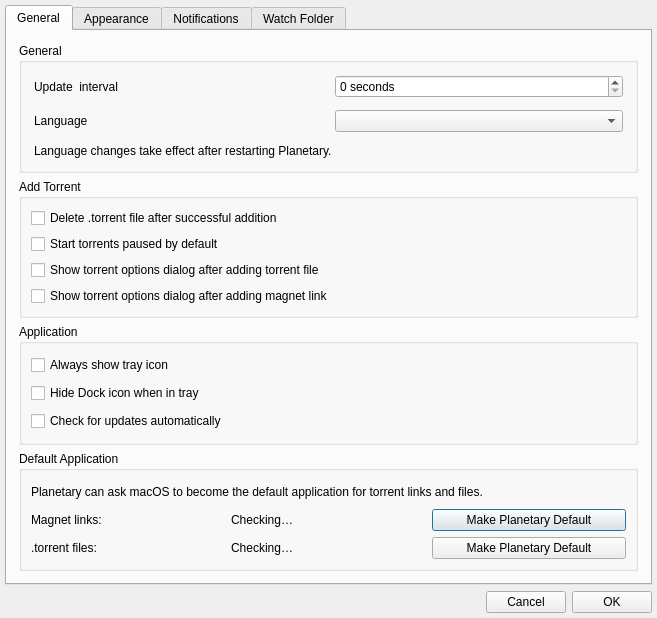
mveinot/transmission-control, file src/appsettings.ui: the form before one commit.
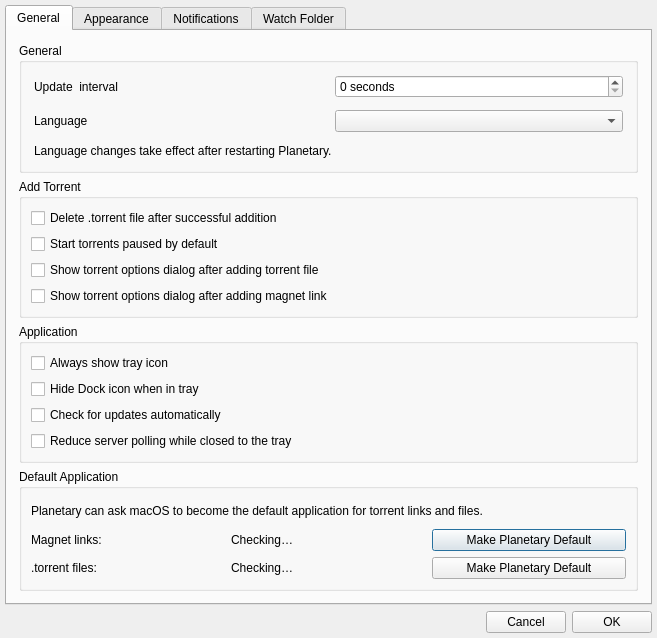
The form after the commit.

Commit message: Reduce polling while Planetary is in tray

What changed in the file:
```diff
--- a/src/appsettings.ui
+++ b/src/appsettings.ui
@@ -7,7 +7,7 @@
     <x>0</x>
     <y>0</y>
     <width>657</width>
-    <height>618</height>
+    <height>638</height>
    </rect>
   </property>
   <property name="windowTitle">
@@ -205,6 +205,16 @@
               </property>
              </widget>
             </item>
+            <item>
+             <widget class="QCheckBox" name="reducePollingWhenHidden">
+              <property name="toolTip">
+               <string>Poll less often while the window is closed to the tray. Normal polling resumes when you reopen it.</string>
+              </property>
+              <property name="text">
+               <string>Reduce server polling while closed to the tray</string>
+              </property>
+             </widget>
+            </item>
            </layout>
           </widget>
          </item>
```
The commit also changes 4 other files.
